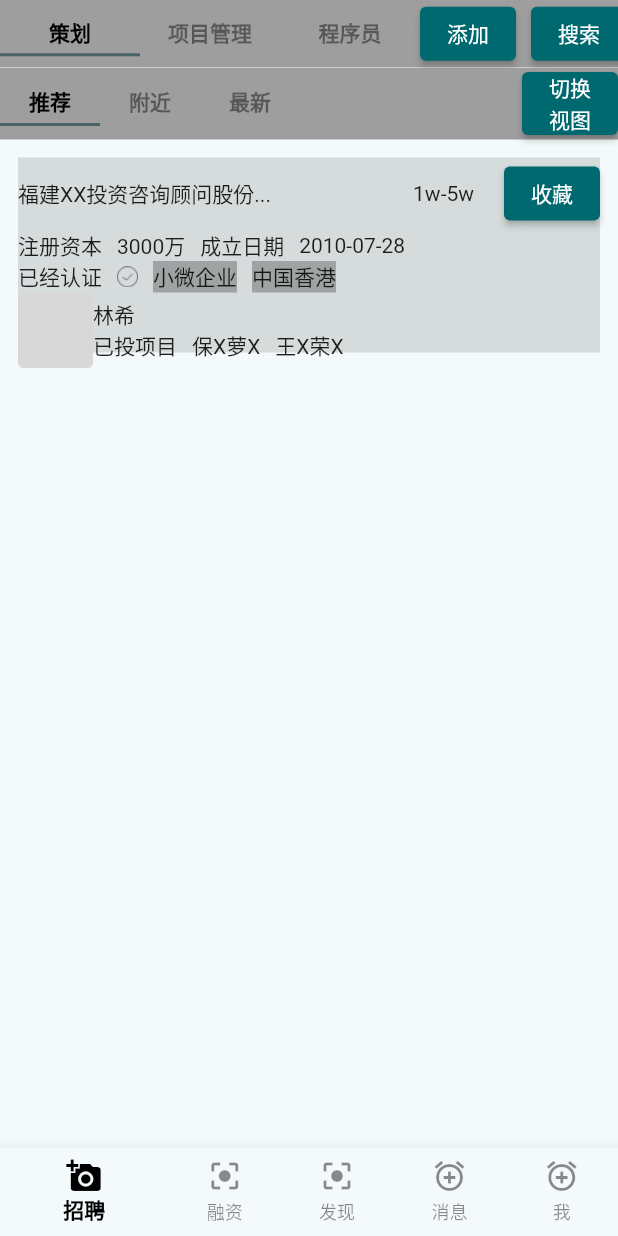
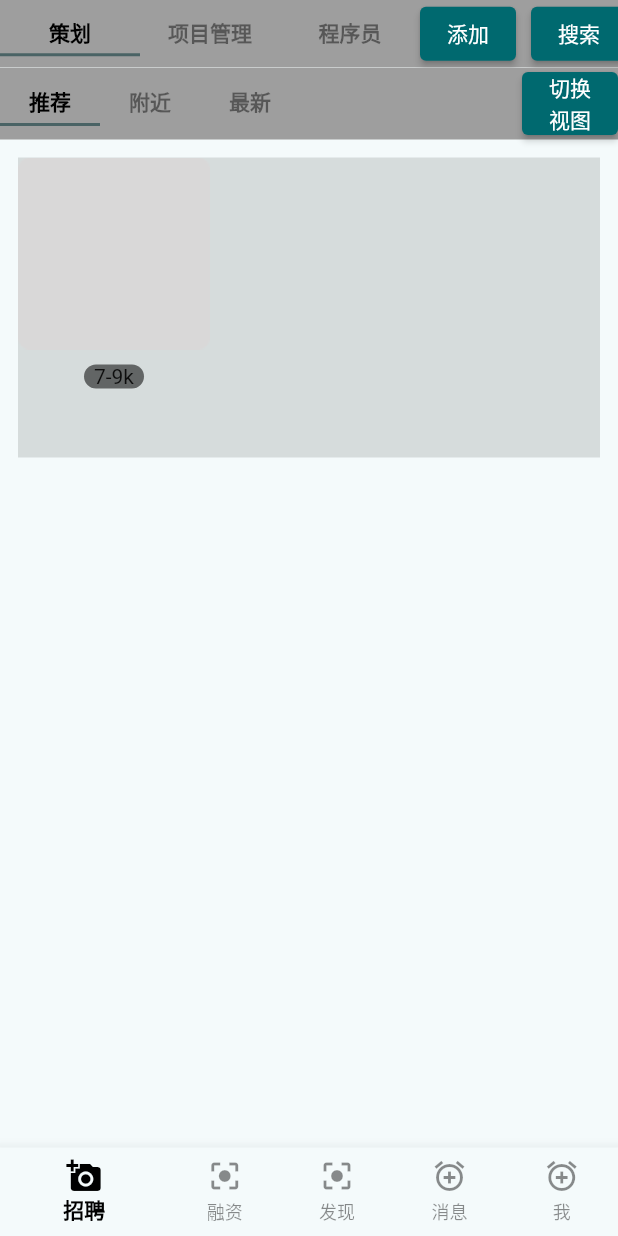
Before and after one commit to Imitater967/IndieTeamup-Client, a Flutter app: the LobbyTeamRecruit screen opened by its route, on a phone screen of 412 x 824 dp. Run offline on Flutter 3.47's test engine with Material 2 defaults, Android fonts, the phone set to English and light mode, and no system bars; our stand-ins replace flutter_markdown, hexcolor, intl_phone_number_input.

Commit message:
开始弄招聘

```diff
--- a/lib/widget/page/lobby/team/widget_lobby_recruit_content_item.dart
+++ b/lib/widget/page/lobby/team/widget_lobby_recruit_content_item.dart
@@ -13,64 +13,27 @@ class _LobbyRecruitContentItemState extends State<LobbyRecruitContentItem> {
   Widget build(BuildContext context) {
     return Container(
       width: double.infinity,
-      height: 130,
+      height: 200,
       margin: EdgeInsets.fromLTRB(12, 12, 12, 0),
       color: Colors.black12,
       child: Column(
         children: [
-          Row(
-            children: [
-              Text("福建XX投资咨询顾问股份..."),
-              Spacer(),
-              Text("1w-5w"),
-              SizedBox(width: 20,),
-              ElevatedButton(onPressed: (){}, child: Text("收藏"))
-            ],
+          Expanded(
+            child: Row(
+              children: [
+                Column(
+                  children: [Image.asset("assets/art/avatar/bg_resume_avatar.png"),
+                  Container(
+                    margin: EdgeInsets.fromLTRB(0, 10, 0, 20),
+                    width: 40,
+                    decoration: BoxDecoration(color: Colors.black54,borderRadius: BorderRadius.circular(10)
+                    ),
+                    child: Center(child: Text("7-9k")),
+                  )],
+                )
+              ],
+            ),
           ),
-          Row(
-            children: [
-              Text("注册资本"),
-              SizedBox(width: 10),
-              Text("3000万"),
-              SizedBox(width: 10),
-              Text("成立日期"),
-              SizedBox(width: 10),
-              Text("2010-07-28"),
-            ],
-          ),
-          Row(
-            children: [
-              Text("已经认证"),
-              SizedBox(width: 10,),
-              Image.asset("assets/art/avatar/icon_resume_identification_lv0.png",width: 14,height: 14,),
-              Container(margin: EdgeInsets.symmetric(horizontal: 10),color: Colors.black26,child: Text("小微企业"),),
-              Container(color: Colors.black26,child: Text("中国香港"),),
-            ],
-          ),
-          Row(
-            children: [
-              Image.asset("assets/art/avatar/bg_resume_avatar.png",height: 50,width: 50,),
-              Expanded(
-                child: Column(mainAxisAlignment: MainAxisAlignment.center,children: [
-                  Row(
-                    mainAxisAlignment: MainAxisAlignment.start,
-                    children: [
-                      Text("林希",textAlign: TextAlign.left,),
-                    ],
-                  ),
-                  Row(
-                    children: [
-                      Text("已投项目"),
-                      SizedBox(width: 10,),
-                      Text("保X萝X"),
-                      SizedBox(width: 10,),
-                      Text("王X荣X"),
-                    ],
-                  )
-                ],),
-              )
-            ],
-          )
         ],
       ),
     );
```
